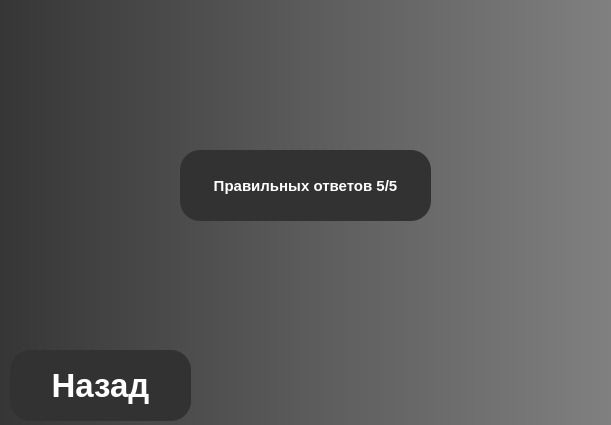
This is Windows/TensesWindows/TensesResultsWindow.ui in COBAil/My-English-Grammar as Qt 5 draws it before an edit. The edited form follows.
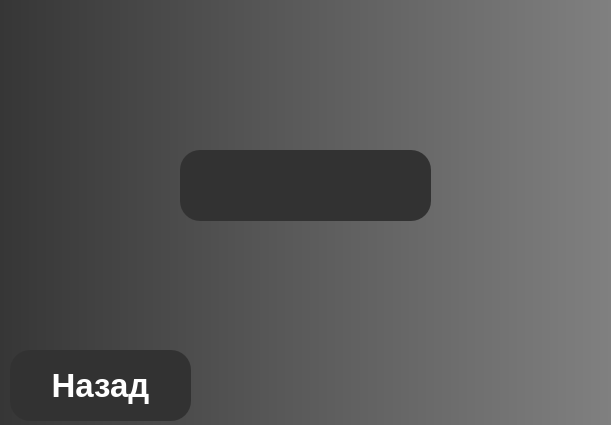
This is the edited form.

What changed in the file:
```diff
--- a/Windows/TensesWindows/TensesResultsWindow.ui
+++ b/Windows/TensesWindows/TensesResultsWindow.ui
@@ -106,7 +106,7 @@
      <string notr="true"/>
     </property>
     <property name="text">
-     <string>Правильных ответов 5/5</string>
+     <string/>
     </property>
     <property name="alignment">
      <set>Qt::AlignCenter</set>
```
